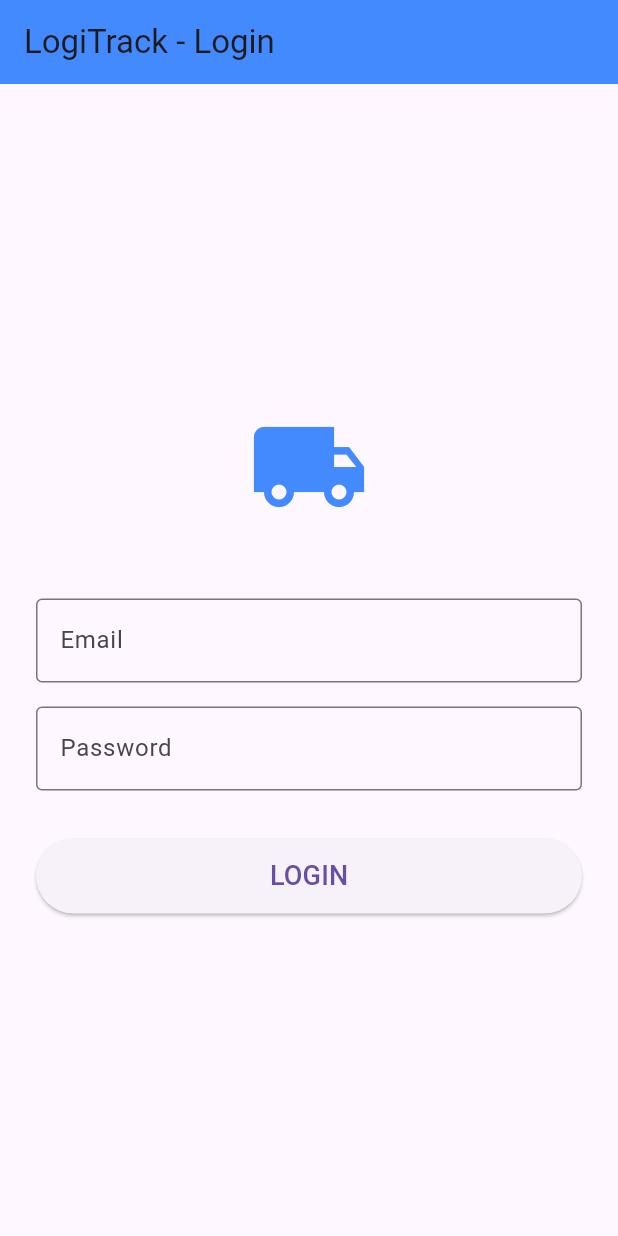
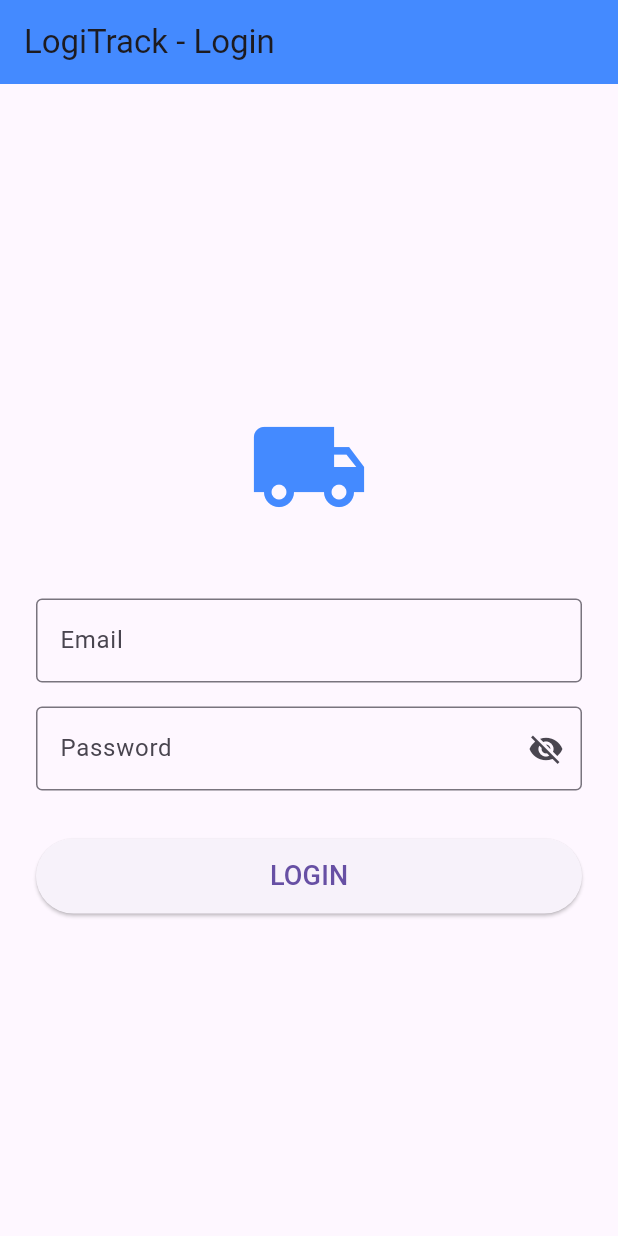
Before and after one commit to ekastn/logitrack-app, a Flutter app: the screen it shows after launch, on a phone screen of 412 x 824 dp. Run offline on Flutter 3.47's test engine with Material 3 defaults, Android fonts, the light colour scheme and no system bars.

Commit message:
Praktikum 4

```diff
--- a/lib/login_page.dart
+++ b/lib/login_page.dart
@@ -1,8 +1,18 @@
 import 'package:flutter/material.dart';
 import 'package:logitrack_app/dashboard_page.dart';
 
-class LoginPage extends StatelessWidget {
+class LoginPage extends StatefulWidget {
   const LoginPage({super.key});
+
+  @override
+  State<LoginPage> createState() => _LoginPageState();
+}
+
+class _LoginPageState extends State<LoginPage> {
+  bool _isPasswordVisible = false;
+
+  final TextEditingController _emailController = TextEditingController();
+  final TextEditingController _passwordController = TextEditingController();
 
   @override
   Widget build(BuildContext context) {
@@ -23,7 +33,8 @@ class LoginPage extends StatelessWidget {
             ),
             const SizedBox(height: 48),
 
-            const TextField(
+            TextField(
+              controller: _emailController,
               decoration: InputDecoration(
                 labelText: 'Email',
                 border: OutlineInputBorder(),
@@ -31,11 +42,24 @@ class LoginPage extends StatelessWidget {
             ),
             const SizedBox(height: 16),
 
-            const TextField(
-              obscureText: true,
+            TextField(
+              controller: _passwordController,
+              obscureText: !_isPasswordVisible,
               decoration: InputDecoration(
                 labelText: 'Password',
                 border: OutlineInputBorder(),
+                suffixIcon: IconButton(
+                  icon: Icon(
+                    _isPasswordVisible
+                        ? Icons.visibility
+                        : Icons.visibility_off,
+                  ),
+                  onPressed: () {
+                    setState(() {
+                      _isPasswordVisible = !_isPasswordVisible;
+                    });
+                  },
+                ),
               ),
             ),
             const SizedBox(height: 32),
@@ -45,6 +69,9 @@ class LoginPage extends StatelessWidget {
               height: 50,
               child: ElevatedButton(
                 onPressed: () {
+                  print('Email: ${_emailController.text}');
+                  print('Password: ${_passwordController.text}');
+
                   Navigator.push(
                     context,
                     MaterialPageRoute(
```
